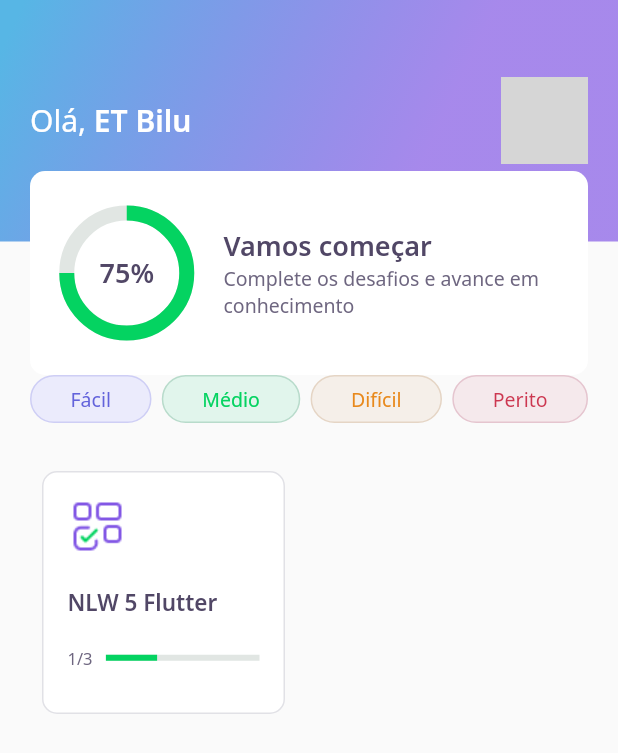
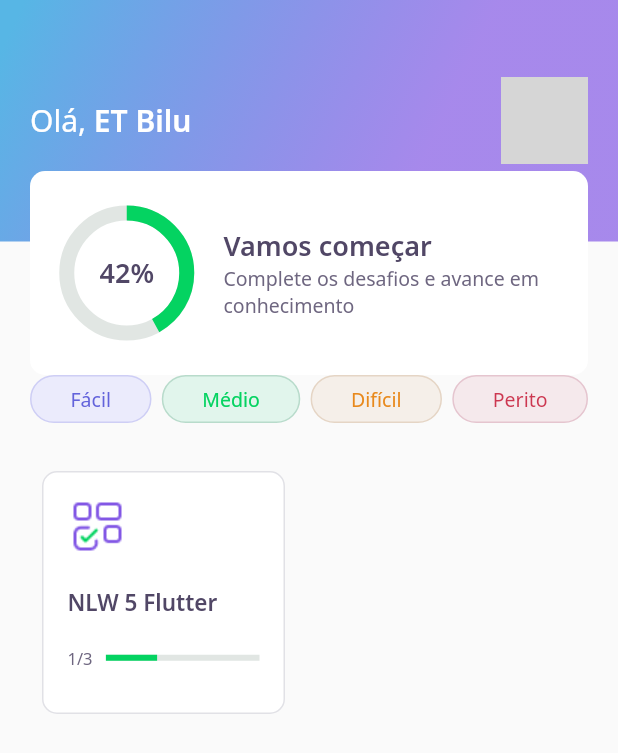
Before and after one commit to luiznazari/app-devquiz, a Flutter app: the HomePageOld screen opened directly, after a tap on "NLW 5 Flutter", on a phone screen of 412 x 824 dp. Shown: the top 753 px of the screen. Run offline on Flutter 3.47's test engine with Material 2 defaults, Android fonts, the phone set to English and light mode, and no system bars; our stand-ins replace google_fonts, share_plus; accounts and stored records are empty; network calls fail; grey boxes are pictures that could not be loaded.

Commit message:
[5]: Adicionada animação na pontuação do usuário

```diff
--- a/lib/home/widgets/appbar/app_bar_widget.dart
+++ b/lib/home/widgets/appbar/app_bar_widget.dart
@@ -50,7 +50,8 @@ class AppBarWidget extends PreferredSize {
                     ),
                     Align(
                         alignment: Alignment(0, 1.0),
-                        child: ScoreCardWidget())
+                        child:
+                            ScoreCardWidget(quizPercent: user.score / 100))
                   ],
                 )));
 }
--- a/lib/home/widgets/chart/chart_widget.dart
+++ b/lib/home/widgets/chart/chart_widget.dart
@@ -1,18 +1,47 @@
-import 'dart:html';
-
 import 'package:dev_quiz/core/app_colors.dart';
 import 'package:dev_quiz/core/app_text_styles.dart';
 import 'package:flutter/material.dart';
 
-class ChartWidget extends StatelessWidget {
-  const ChartWidget({Key? key}) : super(key: key);
+class ChartWidget extends StatefulWidget {
+  final double quizPercent;
+  const ChartWidget({Key? key, required this.quizPercent})
+      : super(key: key);
+
+  @override
+  _ChartWidgetState createState() => _ChartWidgetState();
+}
+
+class _ChartWidgetState extends State<ChartWidget>
+    with SingleTickerProviderStateMixin {
+  late AnimationController _controller;
+  late Animation<double> _animation;
+
+  void _initAnimation() {
+    _controller = AnimationController(
+      vsync: this,
+      duration: Duration(seconds: 3),
+    );
+
+    _animation = Tween<double>(begin: 0.0, end: widget.quizPercent)
+        .animate(_controller);
+
+    _controller.forward();
+  }
+
+  @override
+  void initState() {
+    _initAnimation();
+    super.initState();
+  }
 
   @override
   Widget build(BuildContext context) {
     return Container(
       height: 80,
       width: 80,
-      child: Stack(
+      child: AnimatedBuilder(
+        animation: _animation,
+        builder: (context, _) => Stack(
           children: [
             Center(
               child: Container(
@@ -20,21 +49,22 @@ class ChartWidget extends StatelessWidget {
                 width: 80,
                 child: CircularProgressIndicator(
                   strokeWidth: 10,
-                value: .75,
+                  value: _animation.value,
                   backgroundColor: AppColors.chartSecondary,
-                valueColor:
-                    AlwaysStoppedAnimation<Color>(AppColors.chartPrimary),
+                  valueColor: AlwaysStoppedAnimation<Color>(
+                      AppColors.chartPrimary),
                 ),
               ),
             ),
             Center(
               child: Text(
-              "75%",
+                "${(_animation.value * 100).toInt()}%",
                 style: AppTextStyles.heading,
               ),
             )
           ],
         ),
+      ),
     );
   }
 }
--- a/lib/home/widgets/score_card/score_card_widget.dart
+++ b/lib/home/widgets/score_card/score_card_widget.dart
@@ -3,7 +3,9 @@ import 'package:dev_quiz/home/widgets/chart/chart_widget.dart';
 import 'package:flutter/material.dart';
 
 class ScoreCardWidget extends StatelessWidget {
-  const ScoreCardWidget({Key? key}) : super(key: key);
+  final double quizPercent;
+  const ScoreCardWidget({Key? key, required this.quizPercent})
+      : super(key: key);
 
   @override
   Widget build(BuildContext context) {
@@ -21,7 +23,7 @@ class ScoreCardWidget extends StatelessWidget {
           children: [
             Expanded(
               flex: 1,
-              child: ChartWidget(),
+              child: ChartWidget(quizPercent: quizPercent),
             ),
             Expanded(
               flex: 3,
```
Also changed, not shown: 1 other file. Lines whose indentation alone changed are shown as unchanged.
